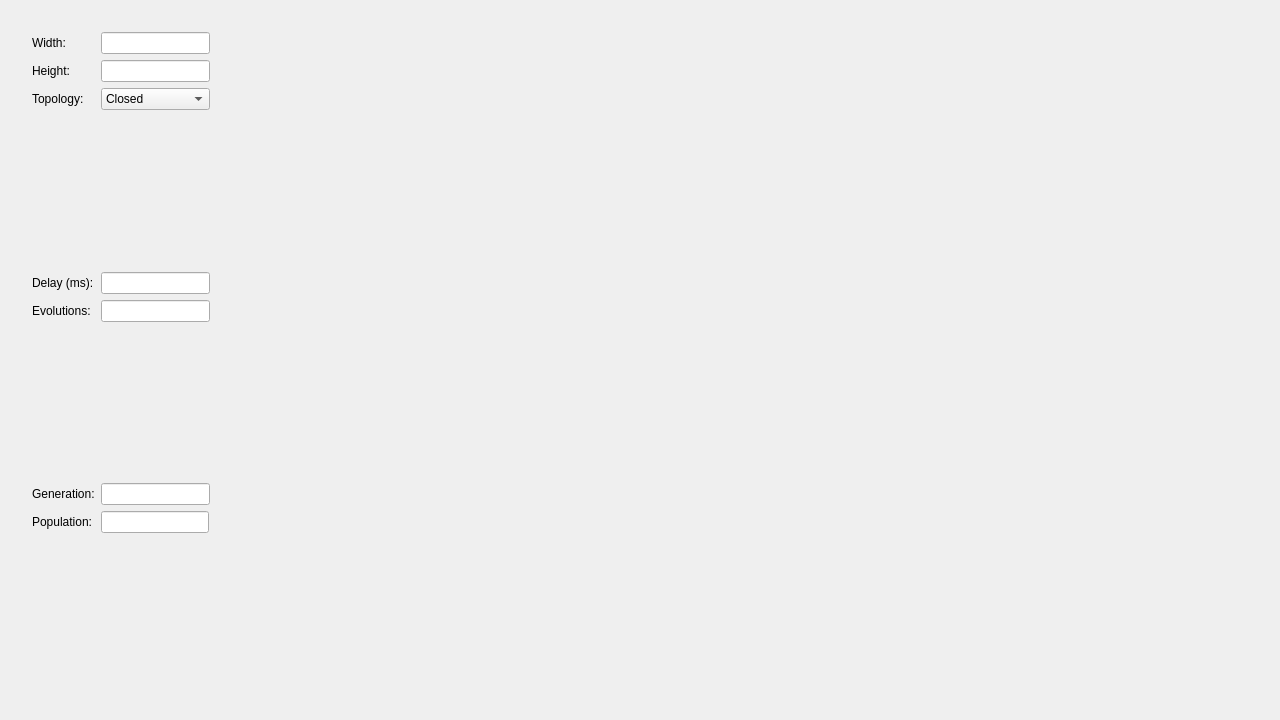
Old version of the form QtConway/mainwindow.ui in the repository dragos-foianu/QtStuff.
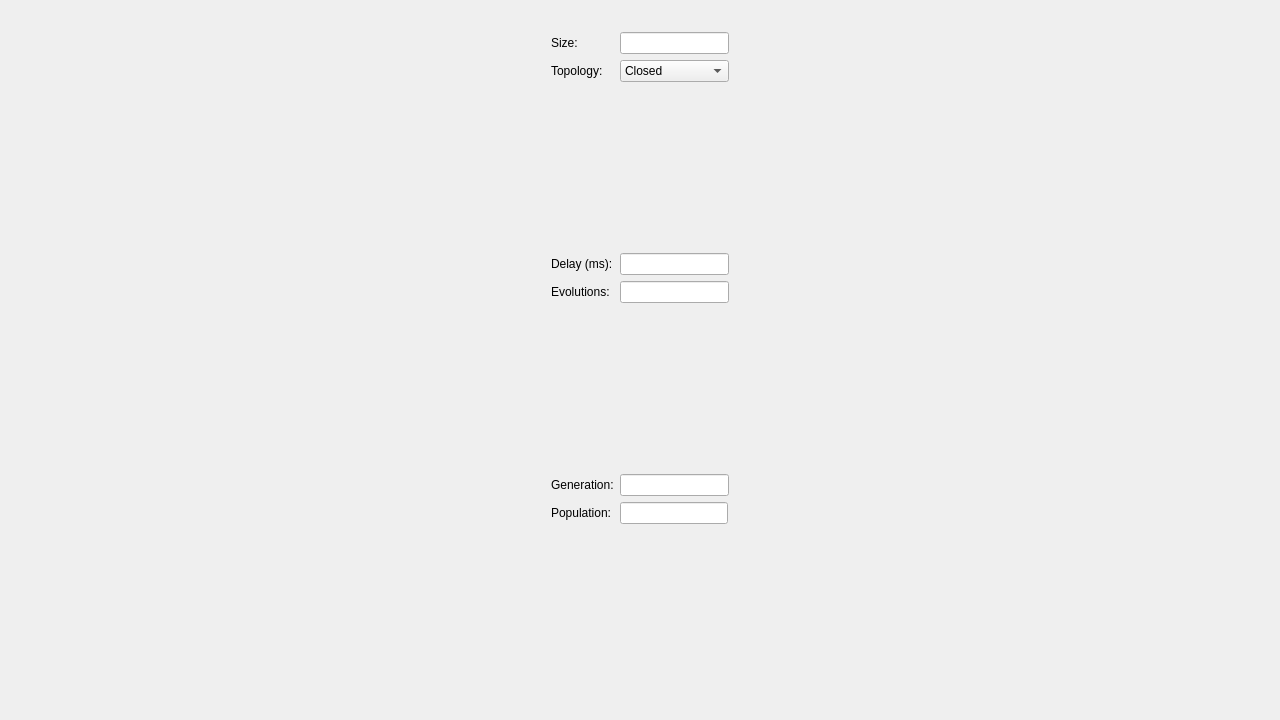
New version of the form.

Commit message: QtConway: Draw game grid with static size for now

```diff
--- a/QtConway/mainwindow.ui
+++ b/QtConway/mainwindow.ui
@@ -14,7 +14,7 @@
    <string>Life</string>
   </property>
   <widget class="QWidget" name="centralWidget">
-   <widget class="QWidget" name="">
+   <widget class="QWidget" name="layoutWidget">
     <property name="geometry">
      <rect>
       <x>10</x>
@@ -23,11 +23,8 @@
       <height>701</height>
      </rect>
     </property>
-    <layout class="QGridLayout" name="gridLayout">
-     <item row="0" column="1">
-      <widget class="QWidget" name="gameWidget" native="true"/>
-     </item>
-     <item row="0" column="0">
+    <layout class="QHBoxLayout" name="mainLayout">
+     <item>
       <widget class="QWidget" name="panelWidget" native="true">
        <property name="minimumSize">
         <size>
@@ -45,7 +42,7 @@
         <item row="0" column="0">
          <widget class="QLabel" name="widthLabel">
           <property name="text">
-           <string>Width:</string>
+           <string>Size:</string>
           </property>
          </widget>
         </item>
@@ -59,31 +56,14 @@
           </property>
          </widget>
         </item>
-        <item row="1" column="0">
-         <widget class="QLabel" name="heightLabel">
-          <property name="text">
-           <string>Height:</string>
-          </property>
-         </widget>
-        </item>
-        <item row="1" column="1">
-         <widget class="QLineEdit" name="heightEdit">
-          <property name="text">
-           <string/>
-          </property>
-          <property name="maxLength">
-           <number>4</number>
-          </property>
-         </widget>
-        </item>
-        <item row="3" column="0">
+        <item row="2" column="0">
          <widget class="QLabel" name="topologyLabel">
           <property name="text">
            <string>Topology:</string>
           </property>
          </widget>
         </item>
-        <item row="3" column="1">
+        <item row="2" column="1">
          <widget class="QComboBox" name="topologyBox">
           <item>
            <property name="text">
@@ -97,7 +77,7 @@
           </item>
          </widget>
         </item>
-        <item row="5" column="0">
+        <item row="4" column="0">
          <spacer name="dataSpacer1">
           <property name="orientation">
            <enum>Qt::Vertical</enum>
@@ -110,14 +90,14 @@
           </property>
          </spacer>
         </item>
-        <item row="7" column="0">
+        <item row="6" column="0">
          <widget class="QLabel" name="delayLabel">
           <property name="text">
            <string>Delay (ms):</string>
           </property>
          </widget>
         </item>
-        <item row="7" column="1">
+        <item row="6" column="1">
          <widget class="QLineEdit" name="delayEdit">
           <property name="text">
            <string/>
@@ -127,14 +107,14 @@
           </property>
          </widget>
         </item>
-        <item row="9" column="0">
+        <item row="8" column="0">
          <widget class="QLabel" name="evoLabel">
           <property name="text">
            <string>Evolutions:</string>
           </property>
          </widget>
         </item>
-        <item row="9" column="1">
+        <item row="8" column="1">
          <widget class="QLineEdit" name="evoEdit">
           <property name="text">
            <string/>
@@ -144,7 +124,7 @@
           </property>
          </widget>
         </item>
-        <item row="11" column="0">
+        <item row="10" column="0">
          <spacer name="dataSpacer2">
           <property name="orientation">
            <enum>Qt::Vertical</enum>
@@ -157,14 +137,14 @@
           </property>
          </spacer>
         </item>
-        <item row="13" column="0">
+        <item row="12" column="0">
          <widget class="QLabel" name="genLabel">
           <property name="text">
            <string>Generation:</string>
           </property>
          </widget>
         </item>
-        <item row="13" column="1">
+        <item row="12" column="1">
          <widget class="QLineEdit" name="genEdit">
           <property name="text">
            <string/>
@@ -174,14 +154,14 @@
           </property>
          </widget>
         </item>
-        <item row="15" column="0">
+        <item row="14" column="0">
          <widget class="QLabel" name="popLabel">
           <property name="text">
            <string>Population:</string>
           </property>
          </widget>
         </item>
-        <item row="15" column="1">
+        <item row="14" column="1">
          <widget class="QLineEdit" name="popEdit">
           <property name="sizePolicy">
            <sizepolicy hsizetype="Fixed" vsizetype="Fixed">
@@ -197,7 +177,7 @@
           </property>
          </widget>
         </item>
-        <item row="17" column="0">
+        <item row="16" column="0">
          <spacer name="dataSpacer3">
           <property name="orientation">
            <enum>Qt::Vertical</enum>
```
Left out of the diff: 9 changed lines with no effect on the pictures. The commit also changes 5 other files.
